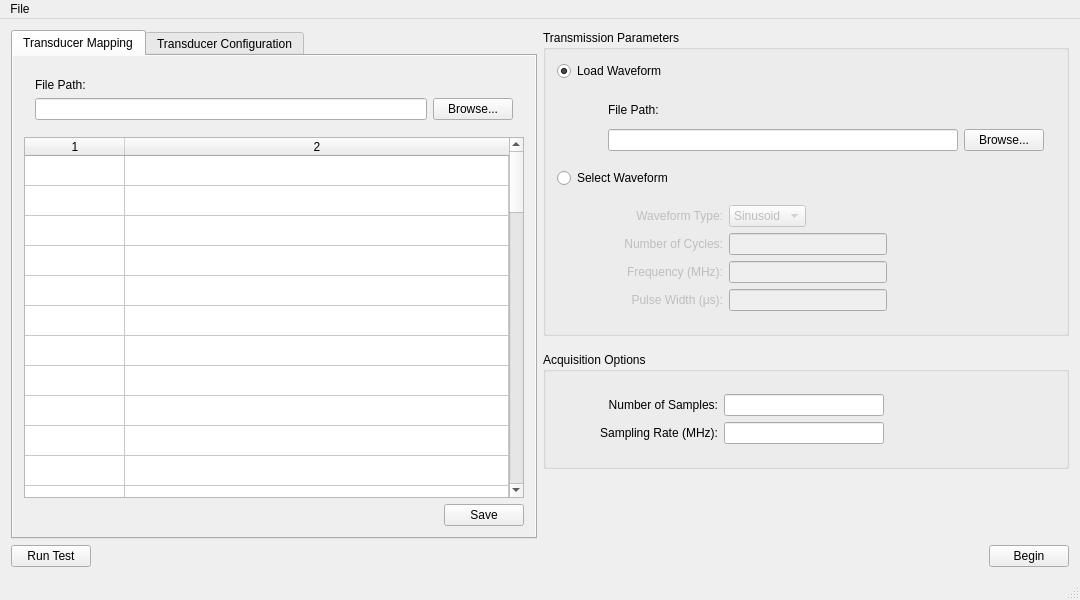
This is raspi/gui/mainwindow.ui in jennieyang/ultrasound-breast-imaging as Qt 5 draws it before an edit. The edited form follows.
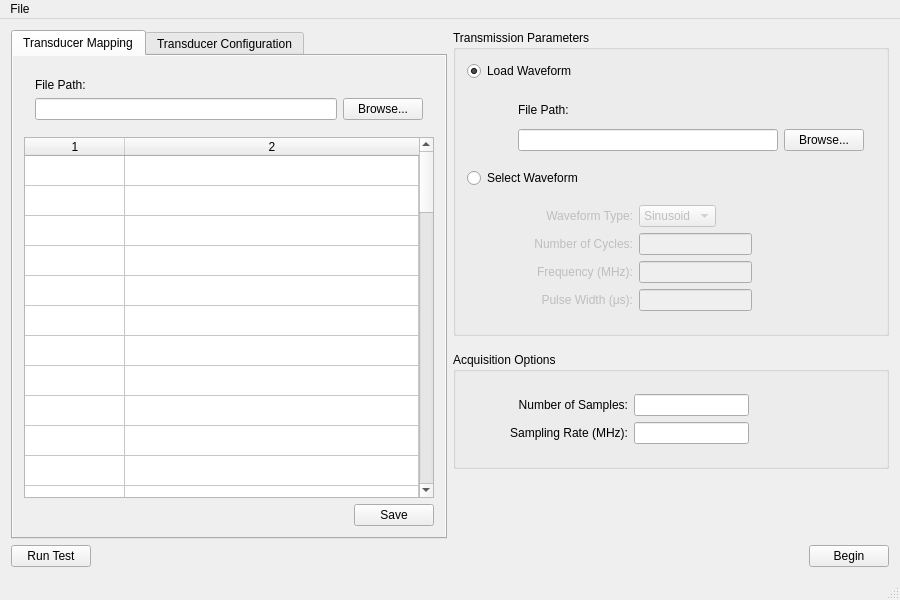
This is the edited form.

Commit message: make default window size smaller

Diff of the .ui file:
```diff
--- a/raspi/gui/mainwindow.ui
+++ b/raspi/gui/mainwindow.ui
@@ -6,7 +6,7 @@
    <rect>
     <x>0</x>
     <y>0</y>
-    <width>1080</width>
+    <width>900</width>
     <height>600</height>
    </rect>
   </property>
@@ -18,8 +18,8 @@
   </property>
   <property name="minimumSize">
    <size>
-    <width>1080</width>
-    <height>600</height>
+    <width>900</width>
+    <height>575</height>
    </size>
   </property>
   <property name="windowTitle">
@@ -34,8 +34,8 @@
    </property>
    <property name="minimumSize">
     <size>
-     <width>1080</width>
-     <height>600</height>
+     <width>900</width>
+     <height>575</height>
     </size>
    </property>
    <property name="autoFillBackground">
@@ -718,7 +718,7 @@
     <rect>
      <x>0</x>
      <y>0</y>
-     <width>1080</width>
+     <width>900</width>
      <height>17</height>
     </rect>
    </property>
```
The commit also changes 2 other files.
